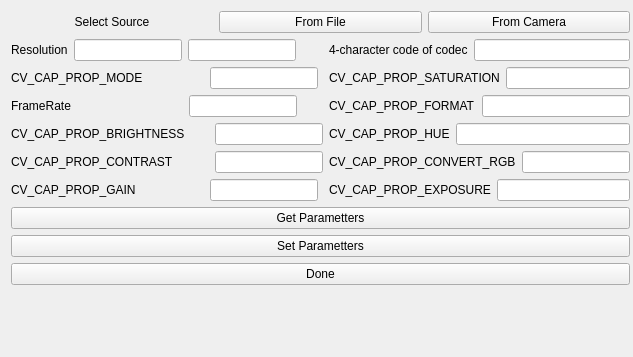
Above: src/GUI/ImageGeneratorConfigurator/imagegeneratorconfigurator.ui from aguperezpala/hvdrt before the change. Below: the same form after it.
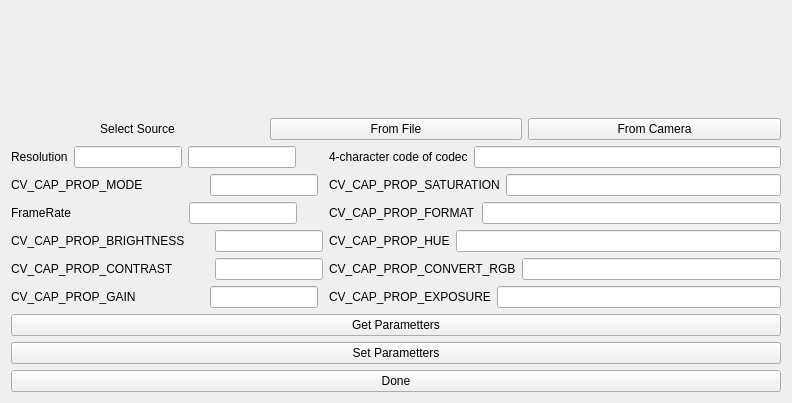
That is the form after the change.

What changed in the file:
```diff
--- a/src/GUI/ImageGeneratorConfigurator/imagegeneratorconfigurator.ui
+++ b/src/GUI/ImageGeneratorConfigurator/imagegeneratorconfigurator.ui
@@ -6,15 +6,22 @@
    <rect>
     <x>0</x>
     <y>0</y>
-    <width>633</width>
-    <height>357</height>
+    <width>792</width>
+    <height>403</height>
    </rect>
   </property>
   <property name="windowTitle">
    <string>ImageGeneratorConfigurator</string>
   </property>
-  <layout class="QFormLayout" name="formLayout_2">
-   <item row="0" column="0">
+  <layout class="QVBoxLayout" name="verticalLayout_2">
+   <item>
+    <widget class="QLabel" name="label_image">
+     <property name="text">
+      <string/>
+     </property>
+    </widget>
+   </item>
+   <item>
     <layout class="QVBoxLayout" name="verticalLayout">
      <item>
       <layout class="QHBoxLayout" name="horizontalLayout_2">
```
Left out of the diff: 3 changed lines with no effect on the pictures.
